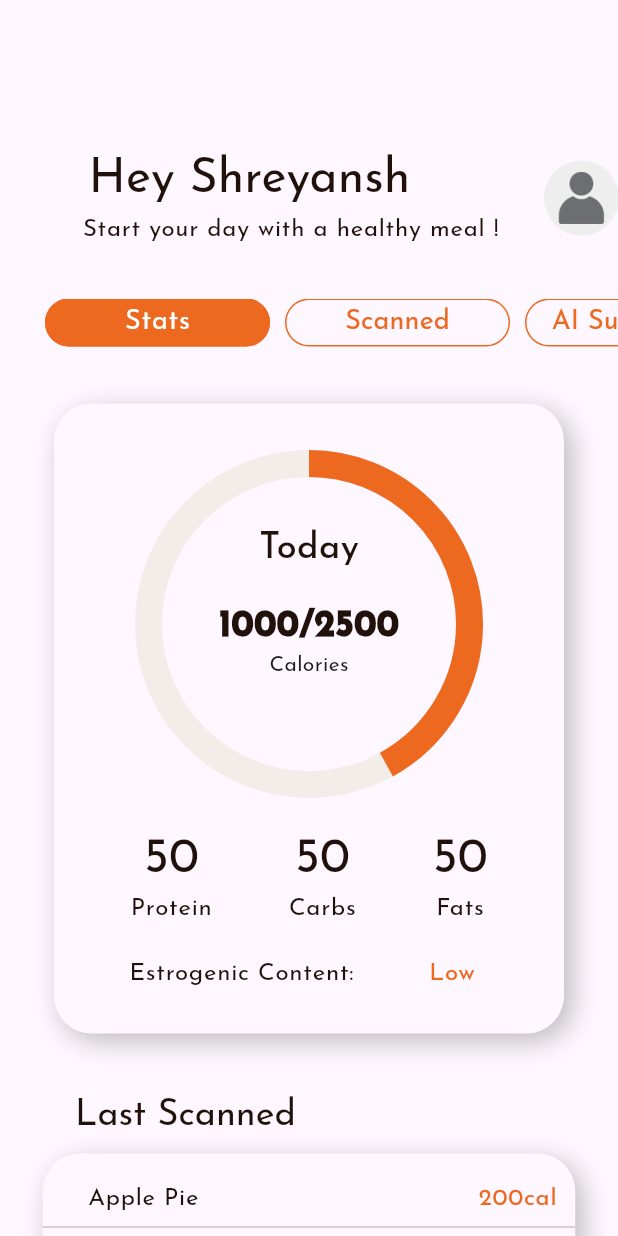
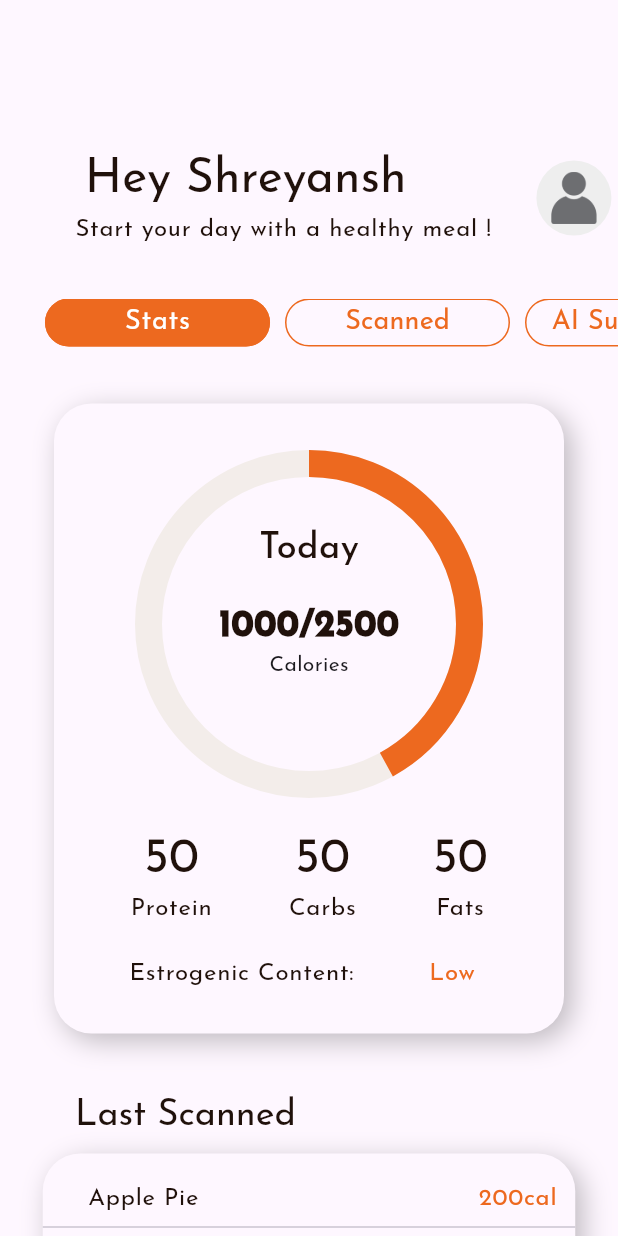
Before and after one commit to Shreyansh-Gangwar/app_web_v1, a Flutter app: the screen it shows after launch, on a phone screen of 412 x 824 dp. Run offline on Flutter 3.47's test engine with Material 3 defaults, Android fonts, the phone set to English and light mode, and no system bars; our stand-ins replace firebase_core, google_fonts; accounts and stored records are empty.

Commit message:
[UI] Quick Fix in Title alignment (26/3)

```diff
--- a/lib/pages/home_page.dart
+++ b/lib/pages/home_page.dart
@@ -17,12 +17,14 @@ class HomePage extends StatelessWidget {
               children: [
                 Column(
                   children: [
-                    Text(
-                      "Hey Shreyansh", //USER NAME
-                      style: Theme.of(context).textTheme.titleLarge,
+                    SizedBox(
+                      child: Text(
+                        "Hey Shreyansh", //USER NAME
+                        style: Theme.of(context).textTheme.titleLarge,
+                      ),
                     ),
                     Padding(
-                      padding: const EdgeInsets.only(left: 55.0),
+                      padding: const EdgeInsets.only(left: 50.0),
                       child: Text(
                         'Start your day with a healthy meal !',
                         style: Theme.of(context).textTheme.labelSmall,
```
